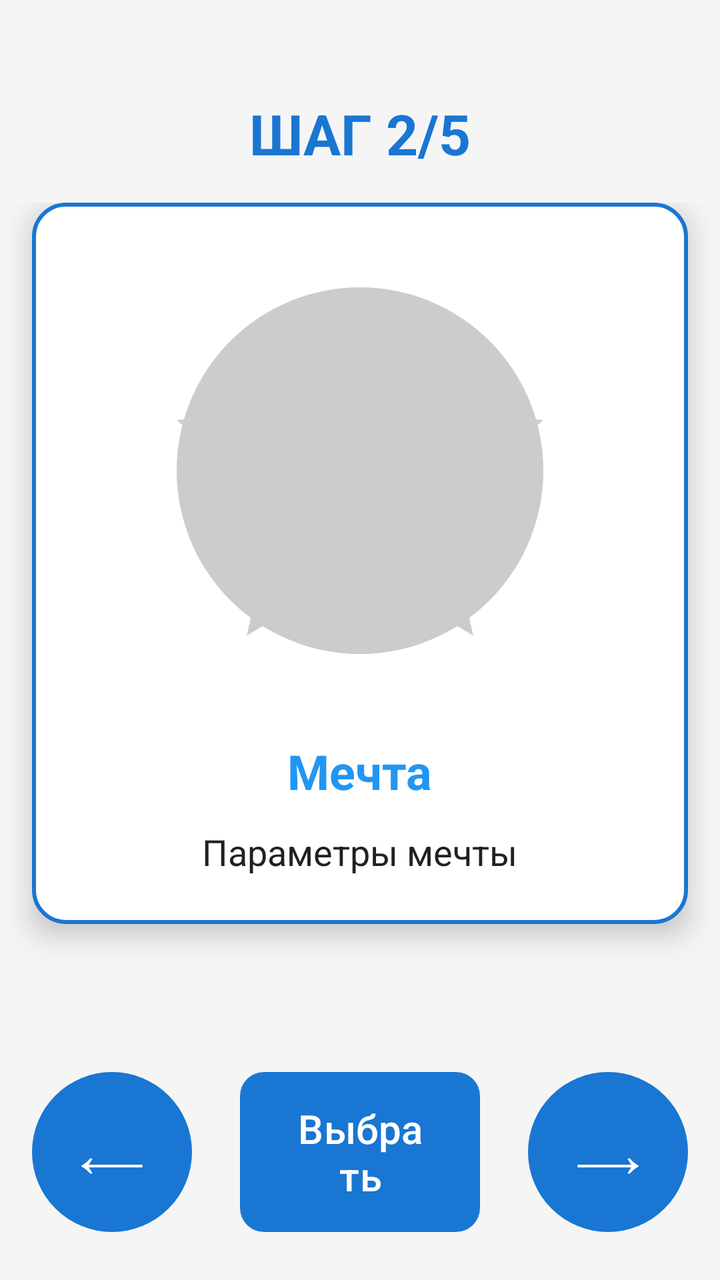
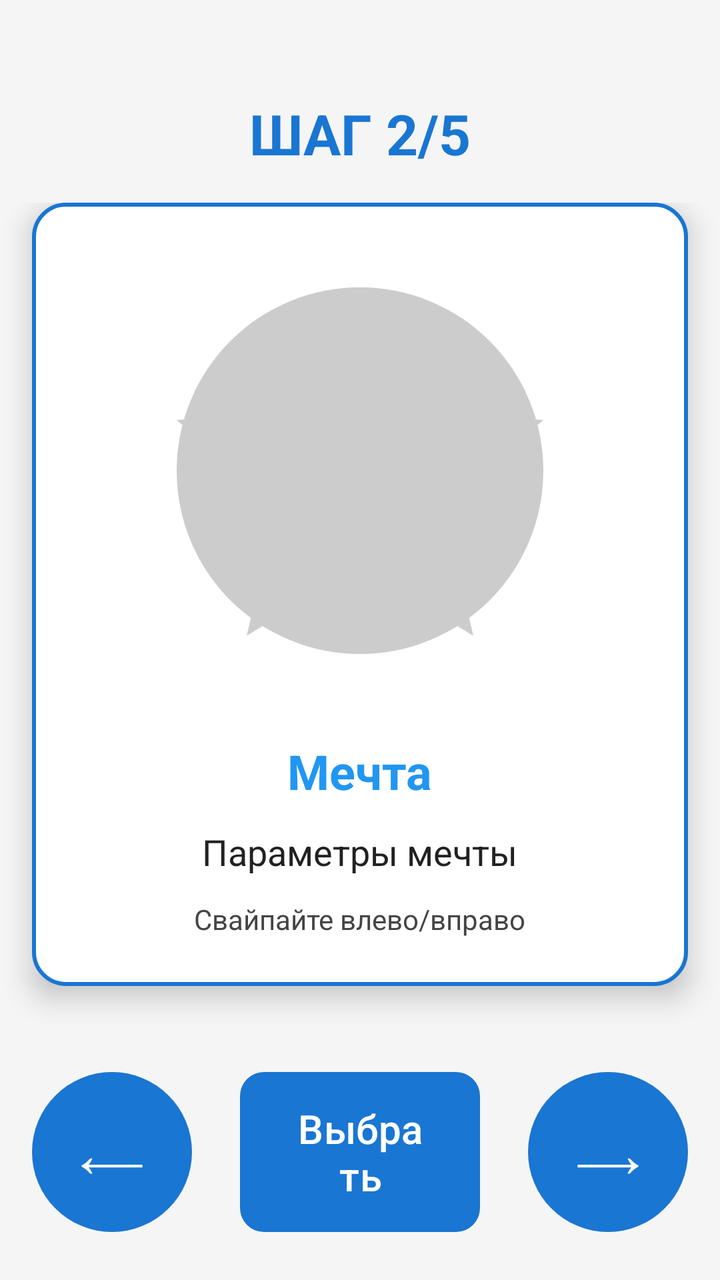

The first picture is an Android layout as it rendered before a commit; the second is the same layout after the commit. The layout source and the unified diff follow.
<!-- AndroidManifest.xml: application theme Theme.FinancialSuccess -->
<!-- res/layout/step_dream.xml -->
<?xml version="1.0" encoding="utf-8"?>
<LinearLayout xmlns:android="http://schemas.android.com/apk/res/android"
    android:layout_width="match_parent"
    android:layout_height="match_parent"
    android:orientation="vertical"
    android:background="@color/background_color">

    <TextView
        android:id="@+id/tvStepTitle"
        android:layout_width="wrap_content"
        android:layout_height="wrap_content"
        android:text="ШАГ 2/5"
        android:textSize="28sp"
        android:textStyle="bold"
        android:textColor="@color/primary_color"
        android:layout_gravity="center_horizontal"
        android:layout_marginTop="48dp"
        android:layout_marginBottom="16dp" />

    <ScrollView
        android:layout_width="match_parent"
        android:layout_height="0dp"
        android:layout_weight="1"
        android:fillViewport="true">

        <LinearLayout
            android:layout_width="match_parent"
            android:layout_height="wrap_content"
            android:orientation="vertical"
            android:gravity="center_horizontal"
            android:paddingBottom="16dp">

            
            <LinearLayout
                android:id="@+id/dreamCard"
                android:layout_width="match_parent"
                android:layout_height="wrap_content"
                android:orientation="vertical"
                android:background="@drawable/card_bg"
                android:elevation="8dp"
                android:padding="24dp"
                android:layout_marginStart="16dp"
                android:layout_marginEnd="16dp"
                android:gravity="center_horizontal">

                <ImageView
                    android:id="@+id/ivDreamPhoto"
                    android:layout_width="220dp"
                    android:layout_height="220dp"
                    android:adjustViewBounds="true"
                    android:scaleType="centerCrop"
                    android:src="@drawable/ic_dream_placeholder" />

                <TextView
                    android:id="@+id/tvDreamName"
                    android:layout_width="wrap_content"
                    android:layout_height="wrap_content"
                    android:text="Мечта"
                    android:textSize="24sp"
                    android:textStyle="bold"
                    android:layout_marginTop="24dp"
                    android:textColor="@color/asset_blue" />

                <TextView
                    android:id="@+id/tvDreamParams"
                    android:layout_width="wrap_content"
                    android:layout_height="wrap_content"
                    android:text="Параметры мечты"
                    android:textSize="18sp"
                    android:layout_marginTop="12dp"
                    android:textColor="@color/text_primary" />
            </LinearLayout>
        </LinearLayout>
    </ScrollView>

    
    <LinearLayout
        android:layout_width="match_parent"
        android:layout_height="wrap_content"
        android:orientation="horizontal"
        android:gravity="center"
        android:paddingTop="8dp"
        android:paddingBottom="24dp">

        <Button
            android:id="@+id/btnSwipeLeft"
            android:layout_width="80dp"
            android:layout_height="80dp"
            android:text="⟵"
            android:textSize="32sp"
            android:background="@drawable/btn_circle_bg" />

        <Button
            android:id="@+id/btnChooseDream"
            android:layout_width="120dp"
            android:layout_height="80dp"
            android:text="Выбрать"
            android:textSize="20sp"
            android:background="@drawable/btn_primary_bg"
            android:layout_marginStart="24dp"
            android:layout_marginEnd="24dp" />

        <Button
            android:id="@+id/btnSwipeRight"
            android:layout_width="80dp"
            android:layout_height="80dp"
            android:text="⟶"
            android:textSize="32sp"
            android:background="@drawable/btn_circle_bg" />
    </LinearLayout>
</LinearLayout>
<!-- resources referenced by this layout -->
<resources>
  <color name="asset_blue">#2196F3</color>
  <color name="background_color">#F5F5F5</color>
  <color name="primary_color">#1976D2</color>
  <color name="text_primary">#212121</color>
  <!-- drawable btn_circle_bg (drawable) -->
  <shape xmlns:android="http://schemas.android.com/apk/res/android" android:shape="oval">
      <solid android:color="@color/primary_color"/>
  </shape>
  <!-- drawable btn_primary_bg (drawable) -->
  <shape xmlns:android="http://schemas.android.com/apk/res/android" android:shape="rectangle">
      <solid android:color="@color/primary_color"/>
      <corners android:radius="12dp"/>
  </shape>
  <!-- drawable card_bg (drawable) -->
  <shape xmlns:android="http://schemas.android.com/apk/res/android" android:shape="rectangle">
      <solid android:color="@color/white"/>
      <corners android:radius="16dp"/>
      <stroke android:width="2dp" android:color="@color/primary_color"/>
  </shape>
  <!-- drawable ic_dream_placeholder (drawable) -->
  <vector xmlns:android="http://schemas.android.com/apk/res/android"
      android:width="24dp"
      android:height="24dp"
      android:viewportWidth="24"
      android:viewportHeight="24">
      <path
          android:fillColor="#CCCCCC"
          android:pathData="M12,2A10,10 0 1,0 22,12A10,10 0 0,0 12,2ZM12,17.27L18.18,21L16.54,13.97L22,9.24L14.81,8.63L12,2L9.19,8.63L2,9.24L7.46,13.97L5.82,21L12,17.27Z"/>
  </vector>
  <style name="Theme.FinancialSuccess" parent="Theme.Material3.DayNight">
          
          <item name="colorPrimary">@color/primary_color</item>
          <item name="colorPrimaryVariant">@color/primary_variant</item>
          <item name="colorOnPrimary">@color/white</item>
          
          
          <item name="colorSecondary">@color/secondary_color</item>
          <item name="colorSecondaryVariant">@color/secondary_variant</item>
          <item name="colorOnSecondary">@color/black</item>
          
          
          <item name="android:colorBackground">@color/background_color</item>
          <item name="colorSurface">@color/surface_color</item>
          <item name="colorOnBackground">@color/text_primary</item>
          <item name="colorOnSurface">@color/text_primary</item>
          
          
          <item name="android:statusBarColor">?attr/colorPrimaryVariant</item>
          
          
          <item name="windowActionBar">false</item>
          <item name="windowNoTitle">true</item>
          
          
          <item name="materialCardViewStyle">@style/Widget.App.CardView</item>
          
          
          <item name="materialButtonStyle">@style/Widget.App.Button</item>
      </style>
  <color name="white">#FFFFFF</color>
  <color name="primary_variant">#0D47A1</color>
  <color name="secondary_color">#FFC107</color>
  <color name="secondary_variant">#FF8F00</color>
  <color name="black">#000000</color>
  <color name="surface_color">#FFFFFF</color>
  <style name="Widget.App.CardView" parent="Widget.Material3.CardView.Elevated">
          <item name="cardCornerRadius">12dp</item>
          <item name="cardElevation">4dp</item>
          <item name="contentPadding">16dp</item>
      </style>
  <style name="Widget.App.Button" parent="Widget.Material3.Button">
          <item name="cornerRadius">8dp</item>
          <item name="android:textAllCaps">false</item>
      </style>
</resources>

<!-- the commit's change to res/layout/step_dream.xml (unified diff, before → after) -->
@@ -69,6 +69,15 @@
                     android:textSize="18sp"
                     android:layout_marginTop="12dp"
                     android:textColor="@color/text_primary" />
+
+                <TextView
+                    android:id="@+id/tvSwipeHint"
+                    android:layout_width="wrap_content"
+                    android:layout_height="wrap_content"
+                    android:text="Свайпайте влево/вправо"
+                    android:textSize="14sp"
+                    android:layout_marginTop="12dp"
+                    android:textColor="@color/text_secondary"/>
             </LinearLayout>
         </LinearLayout>
     </ScrollView>
<!-- resource entries referenced after the edit -->
@@ -4,15 +4,28 @@
   <color name="background_color">#F5F5F5</color>
   <color name="primary_color">#1976D2</color>
   <color name="text_primary">#212121</color>
+  <color name="text_secondary">#444444</color>
   <!-- drawable btn_circle_bg (drawable) -->
-  <shape xmlns:android="http://schemas.android.com/apk/res/android" android:shape="oval">
-      <solid android:color="@color/primary_color"/>
-  </shape>
+  <?xml version="1.0" encoding="utf-8"?>
+  <ripple xmlns:android="http://schemas.android.com/apk/res/android"
+      android:color="@color/primary_color_light">
+      <item>
+          <shape android:shape="oval">
+              <solid android:color="@color/primary_color"/>
+          </shape>
+      </item>
+  </ripple>
   <!-- drawable btn_primary_bg (drawable) -->
-  <shape xmlns:android="http://schemas.android.com/apk/res/android" android:shape="rectangle">
-      <solid android:color="@color/primary_color"/>
-      <corners android:radius="12dp"/>
-  </shape>
+  <?xml version="1.0" encoding="utf-8"?>
+  <ripple xmlns:android="http://schemas.android.com/apk/res/android"
+      android:color="@color/primary_color_light">
+      <item>
+          <shape android:shape="rectangle">
+              <solid android:color="@color/primary_color"/>
+              <corners android:radius="12dp"/>
+          </shape>
+      </item>
+  </ripple>
   <!-- drawable card_bg (drawable) -->
   <shape xmlns:android="http://schemas.android.com/apk/res/android" android:shape="rectangle">
       <solid android:color="@color/white"/>
@@ -59,6 +72,7 @@
           
           <item name="materialButtonStyle">@style/Widget.App.Button</item>
       </style>
+  <color name="primary_color_light">#E3F2FD</color>
   <color name="white">#FFFFFF</color>
   <color name="primary_variant">#0D47A1</color>
   <color name="secondary_color">#FFC107</color>
